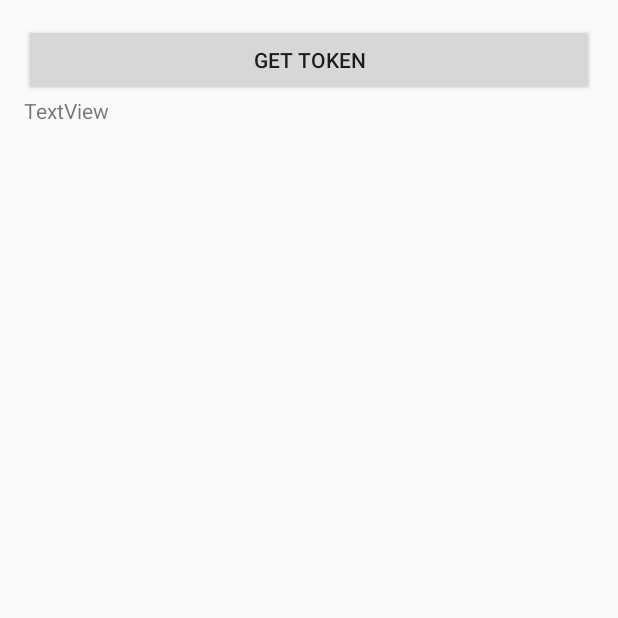
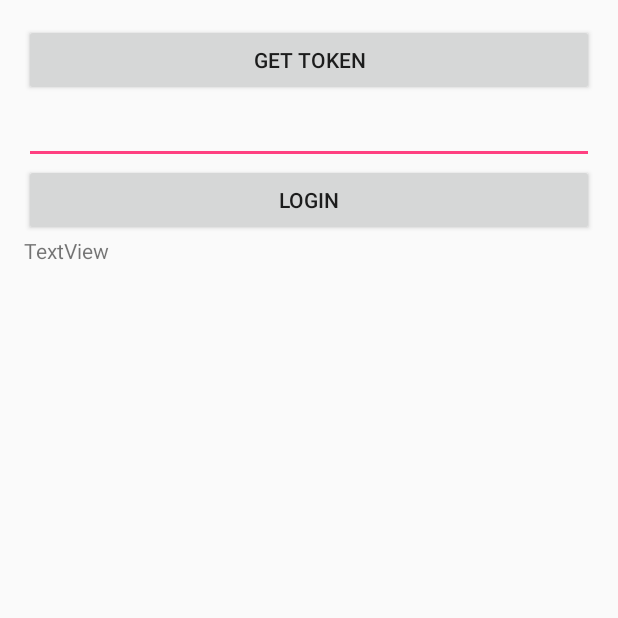
Before and after one commit to TomConerly/Mobile-Healthcare-Boarding-Pass, an Android app: the JaroSandbox screen opened directly, with no data from a screen before it, on a phone screen of 412 x 824 dp, the top half of it. Run offline under Robolectric (Android 15) with nearby library versions, the phone set to English and light mode, and no system bars.

Commit message:
added login

```diff
--- /dev/null
+++ b/app/src/main/java/hackathon/com/mobile_healthcare_boarding_pass/UserData.java
@@ -0,0 +1,5 @@
+package hackathon.com.mobile_healthcare_boarding_pass;
+
+public class UserData {
+    public static int patientId;
+}
--- a/app/src/main/res/layout/content_jaro_sandbox.xml
+++ b/app/src/main/res/layout/content_jaro_sandbox.xml
@@ -25,11 +25,26 @@
             android:id="@+id/button2"
             android:onClick="showNotification" />
 
+        <EditText
+            android:layout_width="match_parent"
+            android:layout_height="wrap_content"
+            android:inputType="number"
+            android:ems="10"
+            android:id="@+id/patiendIdBox" />
+
+        <Button
+            android:text="Login"
+            android:layout_width="match_parent"
+            android:layout_height="wrap_content"
+            android:id="@+id/loginButton"
+            android:onClick="login" />
+
         <TextView
             android:text="TextView"
             android:layout_width="match_parent"
             android:layout_height="wrap_content"
             android:id="@+id/textView2" />
+
     </LinearLayout>
 
 </RelativeLayout>
```
Also changed, not shown: app/src/main/java/hackathon/com/mobile_healthcare_boarding_pass/JaroSandbox.java (+32 -0 lines), 2 other files.
